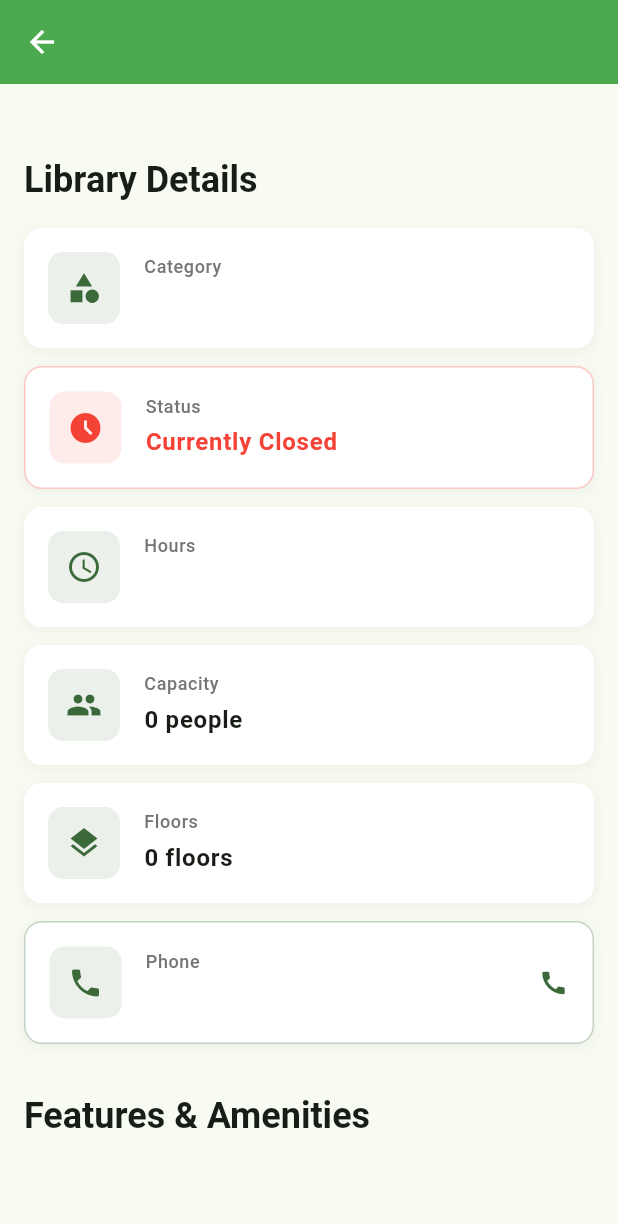
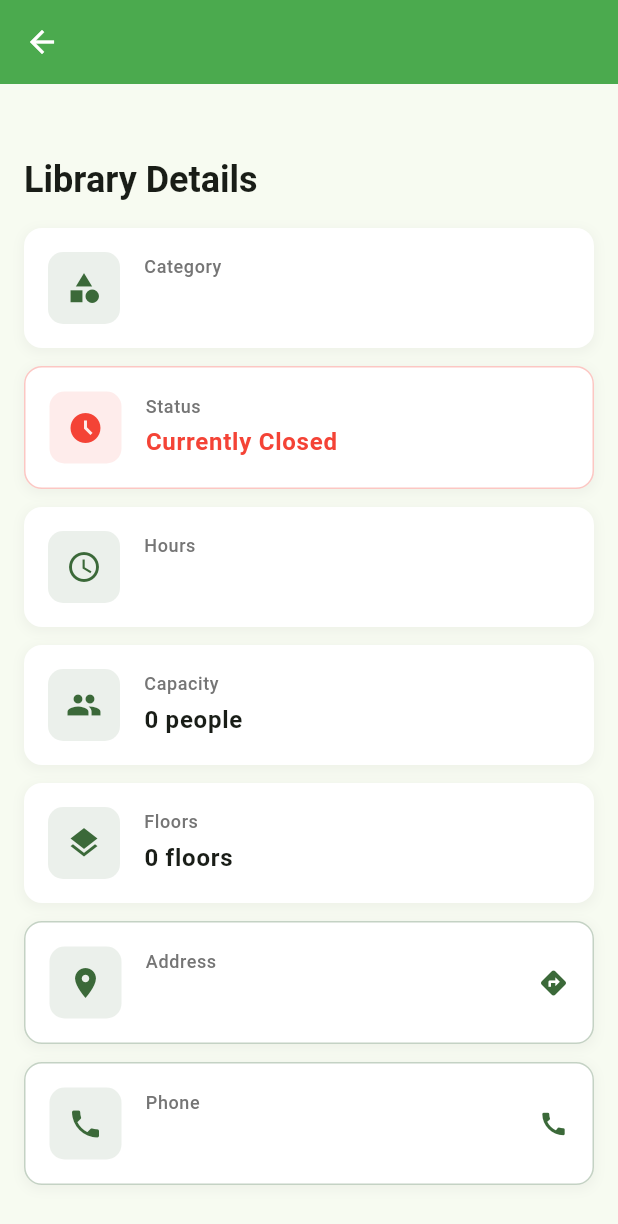
Before and after one commit to cycle4passion/StudySpacesApp, a Flutter app: the LibraryDetailScreen screen opened directly with empty values, scrolled down 274 dp, on a phone screen of 412 x 824 dp. Shown: the top 1224 px of the screen. Run offline on Flutter 3.47's test engine with Material 3 defaults, Android fonts, the light colour scheme and no system bars; our stand-ins replace shared_preferences; accounts and stored records are empty.

Commit message:
added waking directions, removed weighted average

```diff
--- a/lib/screens/library_detail_screen.dart
+++ b/lib/screens/library_detail_screen.dart
@@ -125,6 +125,8 @@ class LibraryDetailScreen extends StatelessWidget {
                     'Floors',
                     '${library.floors} floors',
                   ),
+                  const SizedBox(height: 12),
+                  _buildAddressCard(context),
                   const SizedBox(height: 12),
                   _buildPhoneCard(context),
                   const SizedBox(height: 32),
@@ -414,6 +416,112 @@ class LibraryDetailScreen extends StatelessWidget {
     );
   }
 
+  Widget _buildAddressCard(BuildContext context) {
+    return GestureDetector(
+      onTap: () async {
+        // Create a maps URL for cross-platform compatibility with walking directions
+        final encodedAddress = Uri.encodeComponent(library.address);
+        final mapsUrl = Uri.parse(
+          'https://maps.apple.com/?daddr=$encodedAddress&dirflg=w',
+        );
+        final googleMapsUrl = Uri.parse(
+          'https://maps.google.com/maps?daddr=$encodedAddress&mode=walking',
+        );
+
+        // Try Apple Maps first (iOS), then Google Maps (Android/Web)
+        try {
+          if (await canLaunchUrl(mapsUrl)) {
+            await launchUrl(mapsUrl);
+          } else if (await canLaunchUrl(googleMapsUrl)) {
+            await launchUrl(googleMapsUrl);
+          } else {
+            throw 'Could not open maps';
+          }
+        } catch (e) {
+          if (context.mounted) {
+            ScaffoldMessenger.of(context).showSnackBar(
+              const SnackBar(
+                content: Text('Could not open maps for directions'),
+                backgroundColor: Colors.red,
+              ),
+            );
+          }
+        }
+      },
+      child: Container(
+        padding: const EdgeInsets.all(16),
+        decoration: BoxDecoration(
+          color: Theme.of(context).brightness == Brightness.dark
+              ? const Color(0xFF2D2D2D)
+              : Colors.white,
+          borderRadius: BorderRadius.circular(12),
+          border: Border.all(
+            color: Theme.of(context).colorScheme.primary.withValues(alpha: 0.3),
+            width: 1,
+          ),
+          boxShadow: [
+            BoxShadow(
+              color: Theme.of(context).brightness == Brightness.dark
+                  ? Colors.black.withValues(alpha: 0.3)
+                  : Colors.grey.withValues(alpha: 0.1),
+              spreadRadius: 1,
+              blurRadius: 6,
+              offset: const Offset(0, 2),
+            ),
+          ],
+        ),
+        child: Row(
+          children: [
+            Container(
+              padding: const EdgeInsets.all(12),
+              decoration: BoxDecoration(
+                color: Theme.of(
+                  context,
+                ).colorScheme.primary.withValues(alpha: 0.1),
+                borderRadius: BorderRadius.circular(10),
+              ),
+              child: Icon(
+                Icons.location_on,
+                color: Theme.of(context).colorScheme.primary,
+                size: 24,
+              ),
+            ),
+            const SizedBox(width: 16),
+            Expanded(
+              child: Column(
+                crossAxisAlignment: CrossAxisAlignment.start,
+                children: [
+                  Text(
+                    'Address',
+                    style: Theme.of(context).textTheme.bodySmall?.copyWith(
+                      color: Theme.of(context).brightness == Brightness.dark
+                          ? Colors.grey.shade400
+                          : Colors.grey.shade600,
+                      fontWeight: FontWeight.w500,
+                    ),
+                  ),
+                  const SizedBox(height: 4),
+                  Text(
+                    library.address,
+                    style: Theme.of(context).textTheme.bodyLarge?.copyWith(
+                      fontWeight: FontWeight.w600,
+                      color: Theme.of(context).colorScheme.primary,
+                    ),
+                  ),
+                ],
+              ),
+            ),
+            Icon(
+              Icons.directions,
+              color: Theme.of(context).colorScheme.primary,
+              size: 20,
+            ),
+          ],
+        ),
+      ),
+    );
+  }
+
   Widget _buildPhoneCard(BuildContext context) {
     return GestureDetector(
       onTap: () async {
```
Also changed, not shown: lib/screens/home_screen.dart (+41 -56 lines), 5 other files.
